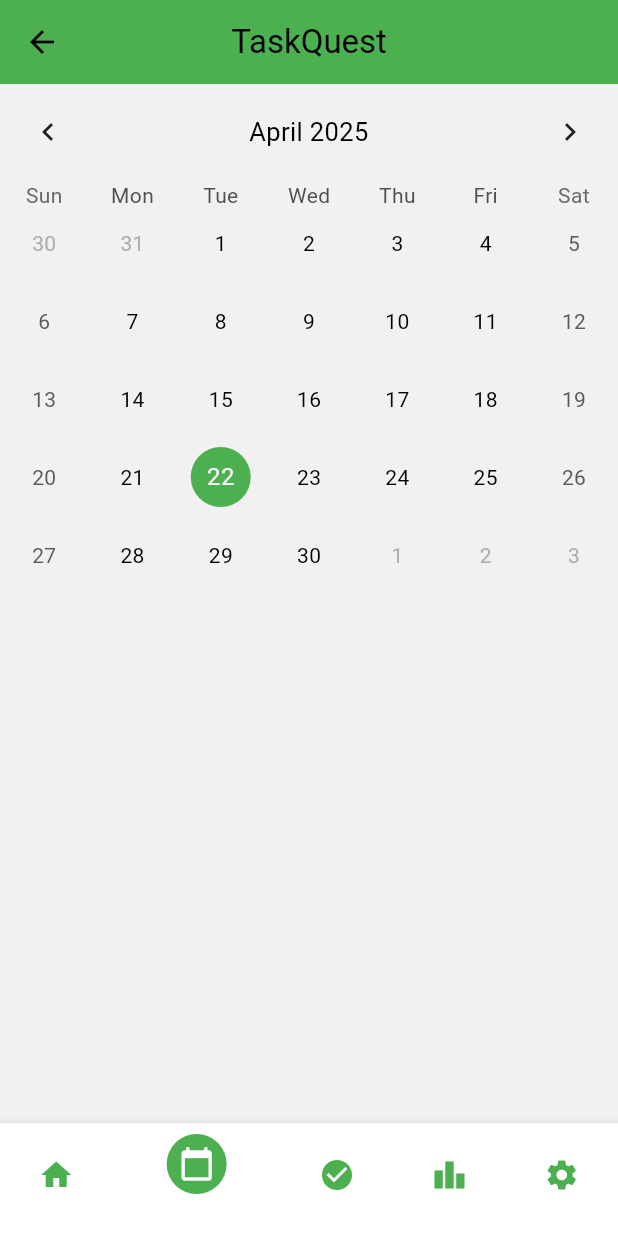
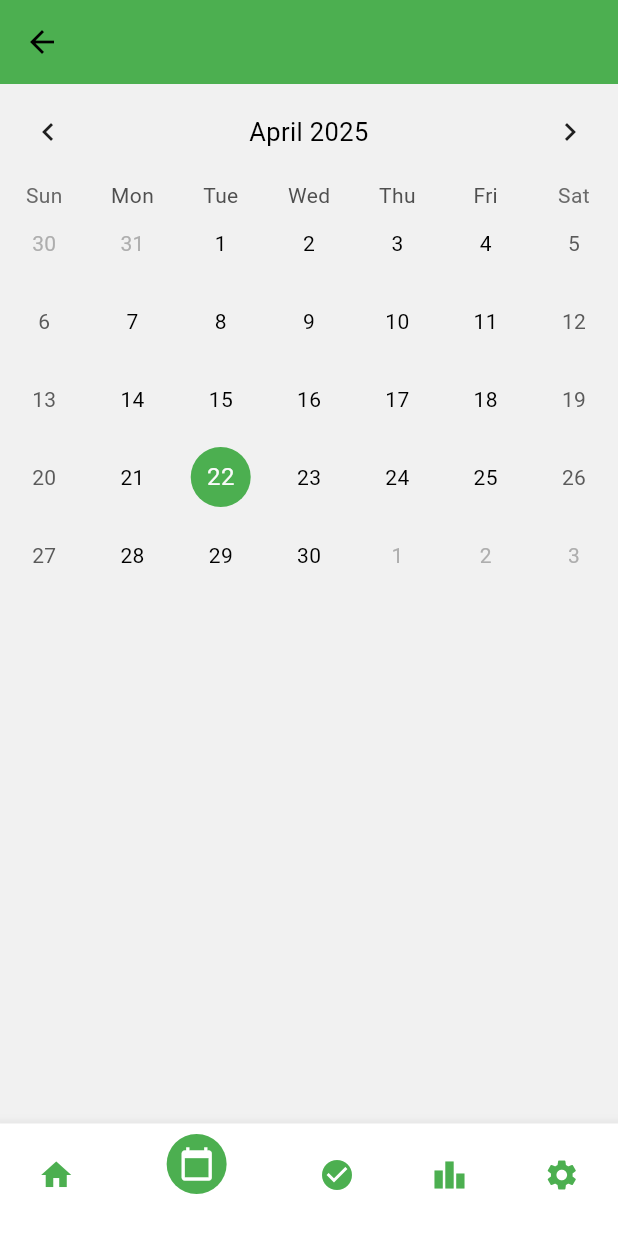
Before and after one commit to Camillaecalle/TaskQuest, a Flutter app: the TaskManagerPage screen opened directly, item 2 of the bottom bar chosen, on a phone screen of 412 x 824 dp. Shown: the top 1233 px of the screen. Run offline on Flutter 3.47's test engine with Material 3 defaults, Android fonts, the phone set to English and light mode, and no system bars; drawn by our look-alikes of table_calendar; our stand-ins replace firebase_auth, firebase_core; accounts and stored records are empty.

Commit message:
Removed title

```diff
--- a/taskquest1/lib/screens/task_manager_page.dart
+++ b/taskquest1/lib/screens/task_manager_page.dart
@@ -496,7 +496,7 @@ class _TaskManagerPageState extends State<TaskManagerPage> {
   Widget build(BuildContext context) {
     return Scaffold(
       appBar: AppBar(
-        title: Text('TaskQuest'),
+        //title: Text('TaskQuest'),
         backgroundColor: primaryGreen,
         centerTitle: true,
       ),
```
Also changed, not shown: 1 other file.
